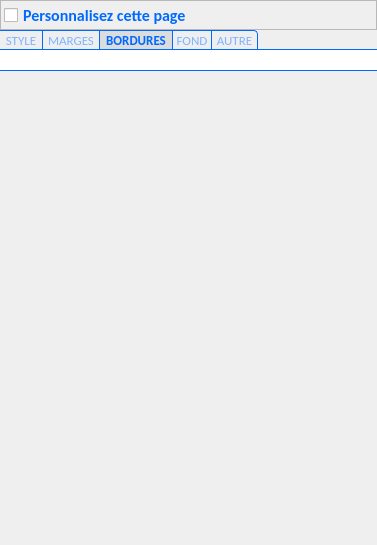
FlorianLance/PhotosConsigne, file PhotosConsigne/ui/Page.ui: the form before one commit.
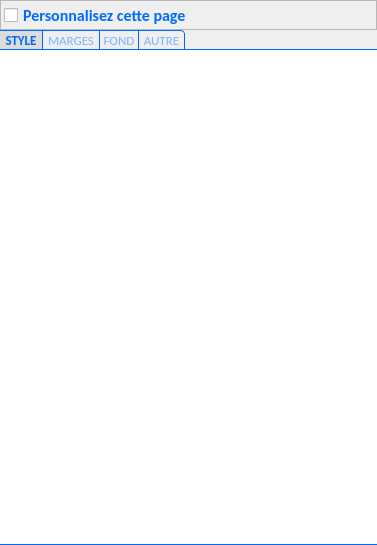
The form after the commit. The open tabs and pages were chosen to show the change.

Commit message: * border now depends on sets

Patch:
```diff
--- a/PhotosConsigne/ui/Page.ui
+++ b/PhotosConsigne/ui/Page.ui
@@ -358,35 +358,7 @@
           </property>
          </layout>
         </widget>
-        <widget class="QWidget" name="tabAllPagesBorders">
-         <property name="sizePolicy">
-          <sizepolicy hsizetype="Minimum" vsizetype="Preferred">
-           <horstretch>0</horstretch>
-           <verstretch>0</verstretch>
-          </sizepolicy>
-         </property>
-         <attribute name="title">
-          <string>BORDURES</string>
-         </attribute>
-         <layout class="QVBoxLayout" name="vlBorders">
-          <property name="spacing">
-           <number>0</number>
-          </property>
-          <property name="leftMargin">
-           <number>2</number>
-          </property>
-          <property name="topMargin">
-           <number>2</number>
-          </property>
-          <property name="rightMargin">
-           <number>0</number>
-          </property>
-          <property name="bottomMargin">
-           <number>0</number>
-          </property>
-         </layout>
-        </widget>
-        <widget class="QWidget" name="tabAllPagesBackground">
+        <widget class="QWidget" name="tabPageBackground">
          <property name="sizePolicy">
           <sizepolicy hsizetype="Minimum" vsizetype="Preferred">
            <horstretch>0</horstretch>
@@ -425,22 +397,6 @@
      </layout>
     </widget>
    </item>
-   <item>
-    <spacer name="verticalSpacer">
-     <property name="orientation">
-      <enum>Qt::Vertical</enum>
-     </property>
-     <property name="sizeType">
-      <enum>QSizePolicy::Expanding</enum>
-     </property>
-     <property name="sizeHint" stdset="0">
-      <size>
-       <width>20</width>
-       <height>40</height>
-      </size>
-     </property>
-    </spacer>
-   </item>
   </layout>
  </widget>
  <resources/>
```
Left out of the diff: 2 changed lines with no effect on the pictures. The commit also changes 37 other files.
